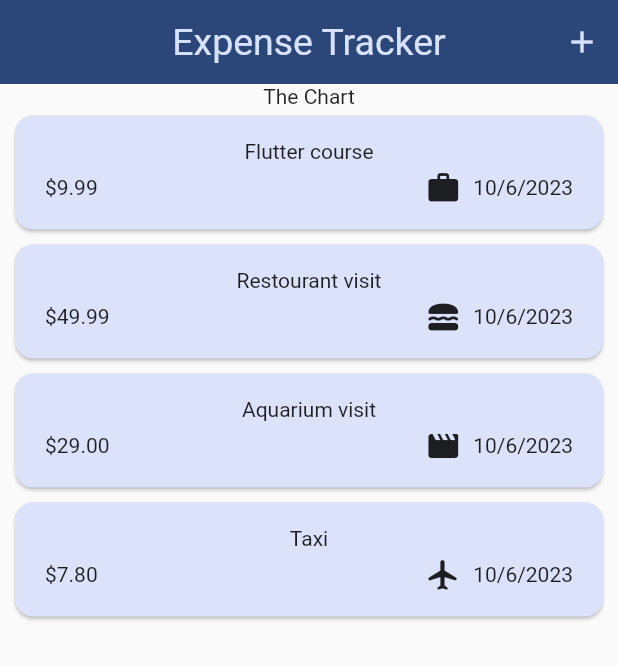
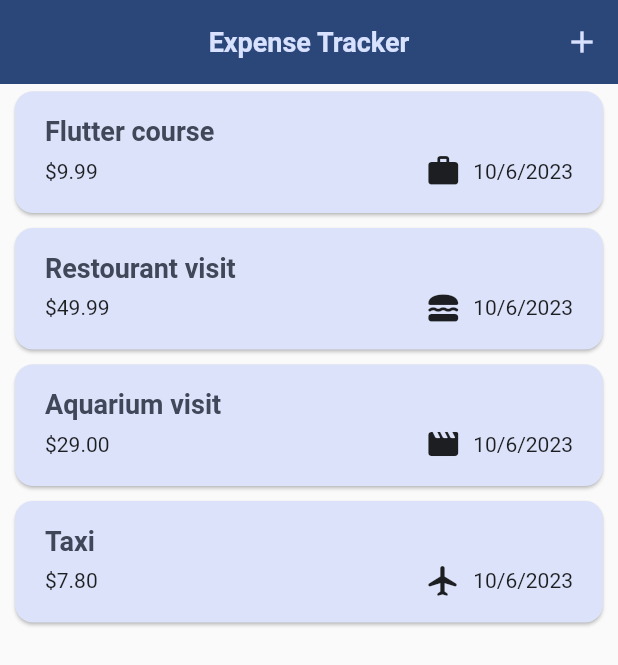
Before and after one commit to Ferskken/expense_tracker, a Flutter app: the screen it shows after launch, on a phone screen of 412 x 824 dp. Shown: the top 665 px of the screen. Run offline on Flutter 3.47's test engine with Material 2 defaults, Android fonts, the phone set to English and light mode, and no system bars.

```diff
--- a/lib/widgets/expenses.dart
+++ b/lib/widgets/expenses.dart
@@ -92,7 +92,7 @@ class _ExpensesState extends State<Expenses> {
       ),
       body: Column(
         children: [
-          const Text("The Chart"),
+          //const Text("The Chart"),
           Expanded(
             child: mainContent,
           ),
--- a/lib/widgets/expenses_list/expense_item.dart
+++ b/lib/widgets/expenses_list/expense_item.dart
@@ -12,8 +12,12 @@ class ExpenseItem extends StatelessWidget {
         child: Padding(
       padding: const EdgeInsets.symmetric(horizontal: 20, vertical: 16),
       child: Column(
+        crossAxisAlignment: CrossAxisAlignment.start,
         children: [
-          Text(expense.title),
+          Text(
+            expense.title,
+            style: Theme.of(context).textTheme.titleLarge,
+          ),
           const SizedBox(height: 4),
           Row(
             children: [
--- a/lib/widgets/expenses_list/expenses_list.dart
+++ b/lib/widgets/expenses_list/expenses_list.dart
@@ -1,3 +1,4 @@
+import 'package:expense_tracker/main.dart';
 import 'package:expense_tracker/models/expense.dart';
 import 'package:expense_tracker/widgets/expenses_list/expense_item.dart';
 import 'package:flutter/material.dart';
@@ -16,6 +17,11 @@ class ExpensesList extends StatelessWidget {
       itemCount: expenses.length,
       itemBuilder: (context, index) => Dismissible(
         key: ValueKey(expenses[index]),
+        background: Container(
+            color: Theme.of(context).colorScheme.error.withOpacity(0.50),
+            margin: EdgeInsets.symmetric(
+              horizontal: Theme.of(context).cardTheme.margin!.horizontal,
+            )),
         onDismissed: (direction) {
           onRemoveExpense(expenses[index]);
         },
```
Also changed, not shown: lib/main.dart (+28 -7 lines).
